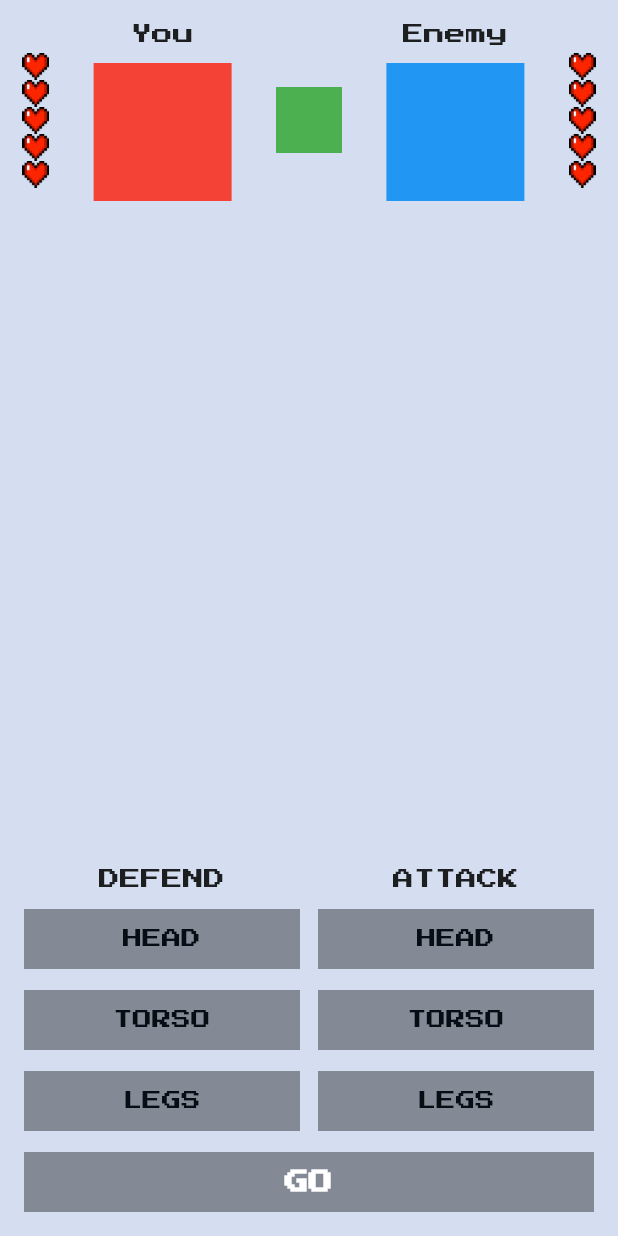
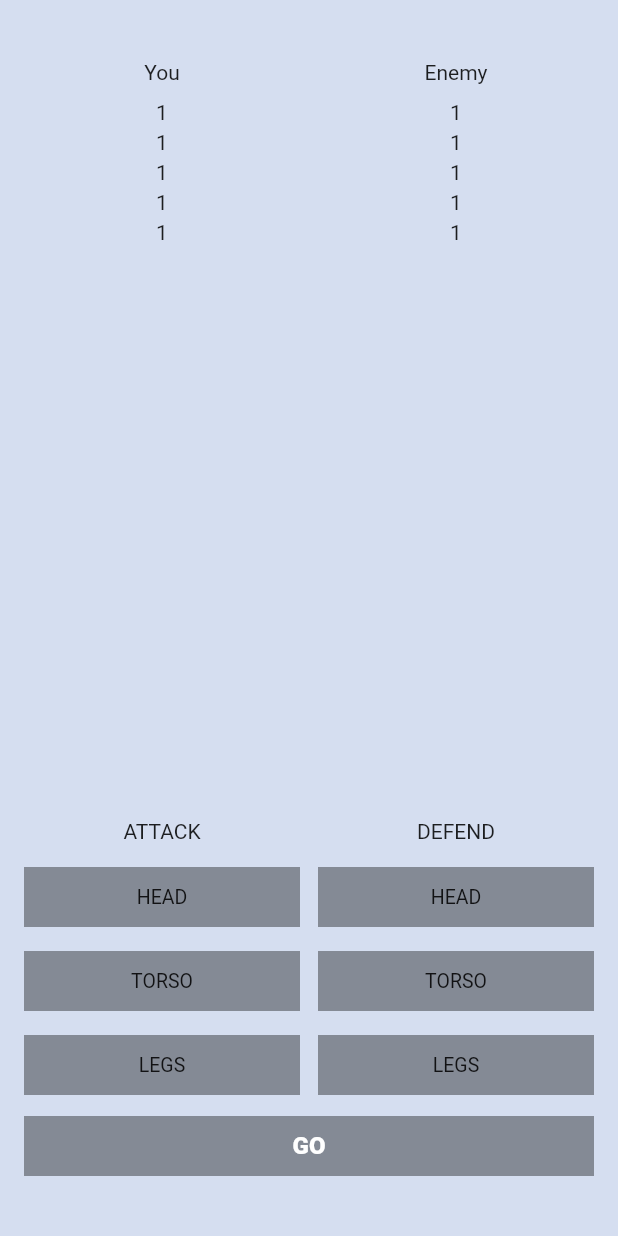
Before and after one commit to erizoo/flutter_fight_club, a Flutter app: the screen it shows after launch, on a phone screen of 412 x 824 dp. Run offline on Flutter 3.47's test engine with Material 2 defaults, Android fonts, the phone set to English and light mode, and no system bars.

Commit message:
- рефакторинг

```diff
--- a/lib/flight_club_icons.dart
+++ /dev/null
@@ -1,7 +0,0 @@
-class FightClubIcons {
-  FightClubIcons._();
-
-  static const headFull = "assets/icons/heart-full.png";
-  static const headEmpty = "assets/icons/heart-empty.png";
-
-}
--- a/lib/main.dart
+++ b/lib/main.dart
@@ -1,213 +1,63 @@
-import 'dart:math';
-
-import 'package:flutter/cupertino.dart';
 import 'package:flutter/material.dart';
-import 'package:flutter_fight_club/flight_club_icons.dart';
-import 'package:google_fonts/google_fonts.dart';
 
 void main() {
   runApp(MyApp());
 }
 
 class MyApp extends StatelessWidget {
+  // This widget is the root of your application.
   @override
   Widget build(BuildContext context) {
     return MaterialApp(
-      theme: ThemeData(
-          textTheme: GoogleFonts.pressStart2pTextTheme(
-        Theme.of(context).textTheme,
-      )),
       home: MyHomePage(),
     );
   }
 }
 
 class MyHomePage extends StatefulWidget {
-  const MyHomePage({Key? key}) : super(key: key);
+  MyHomePage({Key? key}) : super(key: key);
 
   @override
-  MyHomePageState createState() => MyHomePageState();
+  _MyHomePageState createState() => _MyHomePageState();
 }
 
-class MyHomePageState extends State<MyHomePage> {
-  static const maxLives = 5;
-
-  int yourLives = maxLives;
-  int enemyLives = maxLives;
-
+class _MyHomePageState extends State<MyHomePage> {
+  BodyPart? attackingBodyPart;
   BodyPart? defendingBodyPart;
-  BodyPart? attackingBodyPart;
-
-  BodyPart whatEnemyAttacks = BodyPart.random();
-  BodyPart whatEnemyDefends = BodyPart.random();
 
   @override
   Widget build(BuildContext context) {
     return Scaffold(
       backgroundColor: Color.fromRGBO(213, 222, 240, 1),
-      body: SafeArea(
-        child: Column(
+      body: Column(
         children: [
-            FightersInfo(
-              maxLivesCount: maxLives,
-              yourLivesCount: yourLives,
-              enemyLivesCount: enemyLives,
-            ),
-            Expanded(child: SizedBox()),
-            ControlsWidget(
-              defendingBodyPart: defendingBodyPart,
-              selectDefendingBodyPart: _selectDefendingBodyPart,
-              attackingBodyPart: attackingBodyPart,
-              selectAttackingBodyPart: _selectAttackingBodyPart,
-            ),
-            SizedBox(height: 14),
-            GoButton(
-              text: yourLives == 0 || enemyLives == 0 ? "Start new game" : "Go",
-              onTap: _onGoButtonClicked,
-              color: _getGoButtonColor(),
-            ),
-            SizedBox(height: 16)
+          SizedBox(height: 40),
+          Row(
+            children: [
+              SizedBox(width: 16),
+              Expanded(child: Center(child: Text("You"))),
+              SizedBox(width: 12),
+              Expanded(child: Center(child: Text("Enemy"))),
+              SizedBox(width: 16),
             ],
           ),
-      ),
-    );
-  }
-
-  Color _getGoButtonColor() {
-    if (yourLives == 0 || enemyLives == 0) {
-      return const Color.fromRGBO(0, 0, 0, 0.87);
-    } else if (attackingBodyPart == null || defendingBodyPart == null) {
-      return Colors.black38;
-    } else {
-      return Color.fromRGBO(0, 0, 0, 0.87);
-    }
-  }
-
-  void _onGoButtonClicked() {
-    if (yourLives == 0 || enemyLives == 0) {
-      setState(() {
-        yourLives = maxLives;
-        enemyLives = maxLives;
-      });
-    } else if (attackingBodyPart != null && defendingBodyPart != null) {
-      setState(() {
-        final bool enemyLoseLife = attackingBodyPart != whatEnemyDefends;
-        final bool youLoseLife = defendingBodyPart != whatEnemyAttacks;
-        if (enemyLoseLife) {
-          enemyLives -= 1;
-        }
-        if (youLoseLife) {
-          yourLives -= 1;
-        }
-        whatEnemyDefends = BodyPart.random();
-        whatEnemyAttacks = BodyPart.random();
-
-        attackingBodyPart = null;
-        defendingBodyPart = null;
-      });
-    }
-  }
-
-  void _selectDefendingBodyPart(final BodyPart value) {
-    if (yourLives == 0 || enemyLives == 0) {
-      return;
-    }
-    setState(() {
-      defendingBodyPart = value;
-    });
-  }
-
-  void _selectAttackingBodyPart(final BodyPart value) {
-    if (yourLives == 0 || enemyLives == 0) {
-      return;
-    }
-    setState(() {
-      attackingBodyPart = value;
-    });
-  }
-
-}
-
-class GoButton extends StatelessWidget {
-  final String text;
-  final VoidCallback onTap;
-  final Color color;
-
-  const GoButton({
-    Key? key,
-    required this.onTap,
-    required this.color,
-    required this.text,
-  }) : super(key: key);
-
-  @override
-  Widget build(BuildContext context) {
-    return Padding(
-      padding: const EdgeInsets.symmetric(horizontal: 16),
-      child: GestureDetector(
-        onTap: onTap,
-        child: SizedBox(
-          height: 40,
-          child: ColoredBox(
-            color: color,
-            child: Center(
-              child: Text(
-                text.toUpperCase(),
-                style: TextStyle(
-                    fontWeight: FontWeight.w900,
-                    fontSize: 16,
-                    color: Colors.white),
-              ),
-            ),
-          ),
-        ),
-      ),
-    );
-  }
-}
-
-class ControlsWidget extends StatelessWidget {
-  final BodyPart? defendingBodyPart;
-  final ValueSetter<BodyPart> selectDefendingBodyPart;
-  final BodyPart? attackingBodyPart;
-  final ValueSetter<BodyPart> selectAttackingBodyPart;
-
-  const ControlsWidget({
-    Key? key,
-    required this.defendingBodyPart,
-    required this.selectDefendingBodyPart,
-    required this.attackingBodyPart,
-    required this.selectAttackingBodyPart,
-  }) : super(key: key);
-
-  @override
-  Widget build(BuildContext context) {
-    return Row(
-      mainAxisAlignment: MainAxisAlignment.center,
+          SizedBox(height: 11),
+          Row(
             children: [
               SizedBox(width: 16),
               Expanded(
                 child: Column(
                   children: [
-              Text("Defend".toUpperCase()),
-              SizedBox(height: 13),
-              BodyPartButton(
-                bodyPart: BodyPart.head,
-                selected: defendingBodyPart == BodyPart.head,
-                bodyPartSetter: selectDefendingBodyPart,
-              ),
-              SizedBox(height: 14),
-              BodyPartButton(
-                bodyPart: BodyPart.torso,
-                selected: defendingBodyPart == BodyPart.torso,
-                bodyPartSetter: selectDefendingBodyPart,
-              ),
-              SizedBox(height: 14),
-              BodyPartButton(
-                bodyPart: BodyPart.legs,
-                selected: defendingBodyPart == BodyPart.legs,
-                bodyPartSetter: selectDefendingBodyPart,
-              ),
+                    Text("1"),
+                    SizedBox(height: 4),
+                    Text("1"),
+                    SizedBox(height: 4),
+                    Text("1"),
+                    SizedBox(height: 4),
+                    Text("1"),
+                    SizedBox(height: 4),
+                    Text("1"),
+                    SizedBox(height: 4),
                   ],
                 ),
               ),
@@ -215,126 +65,134 @@ class ControlsWidget extends StatelessWidget {
               Expanded(
                 child: Column(
                   children: [
+                    Text("1"),
+                    SizedBox(height: 4),
+                    Text("1"),
+                    SizedBox(height: 4),
+                    Text("1"),
+                    SizedBox(height: 4),
+                    Text("1"),
+                    SizedBox(height: 4),
+                    Text("1"),
+                    SizedBox(height: 4),
+                  ],
+                ),
+              ),
+              SizedBox(width: 16),
+            ],
+          ),
+          Expanded(child: SizedBox()),
+          Row(
+            mainAxisAlignment: MainAxisAlignment.center,
+            children: [
+              SizedBox(width: 16),
+              Expanded(
+                child: Column(
+                  children: [
                     Text("Attack".toUpperCase()),
-              SizedBox(height: 13),
+                    SizedBox(height: 16),
                     BodyPartButton(
                         bodyPart: BodyPart.head,
                         selected: attackingBodyPart == BodyPart.head,
-                bodyPartSetter: selectAttackingBodyPart,
-              ),
-              SizedBox(height: 14),
+                        bodyPartSetter: _selectAttackingBodyPart),
+                    SizedBox(height: 16),
                     BodyPartButton(
                         bodyPart: BodyPart.torso,
                         selected: attackingBodyPart == BodyPart.torso,
-                bodyPartSetter: selectAttackingBodyPart,
-              ),
-              SizedBox(height: 14),
+                        bodyPartSetter: _selectAttackingBodyPart),
+                    SizedBox(height: 16),
                     BodyPartButton(
                         bodyPart: BodyPart.legs,
                         selected: attackingBodyPart == BodyPart.legs,
-                bodyPartSetter: selectAttackingBodyPart,
-              ),
+                        bodyPartSetter: _selectAttackingBodyPart),
                   ],
                 ),
               ),
-        SizedBox(width: 16)
+              SizedBox(width: 12),
+              Expanded(
+                child: Column(
+                  children: [
+                    Text("Defend".toUpperCase()),
+                    SizedBox(height: 16),
+                    BodyPartButton(
+                        bodyPart: BodyPart.head,
+                        selected: defendingBodyPart == BodyPart.head,
+                        bodyPartSetter: _selectDefendingBodyPart),
+                    SizedBox(height: 16),
+                    BodyPartButton(
+                        bodyPart: BodyPart.torso,
+                        selected: defendingBodyPart == BodyPart.torso,
+                        bodyPartSetter: _selectDefendingBodyPart),
+                    SizedBox(height: 16),
+                    BodyPartButton(
+                        bodyPart: BodyPart.legs,
+                        selected: defendingBodyPart == BodyPart.legs,
+                        bodyPartSetter: _selectDefendingBodyPart),
                   ],
+                ),
+              ),
+              SizedBox(width: 16),
+            ],
+          ),
+          SizedBox(height: 14),
+          Row(
+            children: [
+              SizedBox(width: 16),
+              Expanded(
+                child: GestureDetector(
+                  onTap: () => _clearAllButtons(),
+                  child: SizedBox(
+                    height: 40,
+                    child: ColoredBox(
+                      color: _allSelected()
+                          ? Colors.black87
+                          : Color.fromRGBO(0, 0, 0, 0.38),
+                      child: Center(
+                        child: Text(
+                          "Go".toUpperCase(),
+                          textAlign: TextAlign.center,
+                          style: TextStyle(
+                              fontSize: 16,
+                              fontWeight: FontWeight.w900,
+                              color: Colors.white),
+                        ),
+                      ),
+                    ),
+                  ),
+                ),
+              ),
+              SizedBox(width: 16),
+            ],
+          ),
+          SizedBox(height: 40)
+        ],
+      ), // This trailing comma makes auto-formatting nicer for build methods.
     );
   }
+
+  void _selectAttackingBodyPart(BodyPart value) {
+    setState(() {
+      attackingBodyPart = value;
+    });
   }
 
-class FightersInfo extends StatelessWidget {
-  final int maxLivesCount;
-  final int yourLivesCount;
-  final int enemyLivesCount;
-
-  const FightersInfo({
-    Key? key,
-    required this.maxLivesCount,
-    required this.yourLivesCount,
-    required this.enemyLivesCount,
-  }) : super(key: key);
-
-  @override
-  Widget build(BuildContext context) {
-    return SizedBox(
-      height: 160,
-      child: Row(
-        mainAxisAlignment: MainAxisAlignment.spaceAround,
-        children: [
-          LivesWidget(
-              overallLivesCount: maxLivesCount,
-              currentLivesCount: yourLivesCount),
-          Column(
-            children: [
-              const SizedBox(height: 16),
-              Text("You"),
-              const SizedBox(height: 12),
-              ColoredBox(
-                color: Colors.red,
-                child: SizedBox(height: 92, width: 92),
-              )
-            ],
-          ),
-          ColoredBox(
-            color: Colors.green,
-            child: SizedBox(height: 44, width: 44),
-          ),
-          Column(
-            children: [
-              const SizedBox(height: 16),
-              Text("Enemy"),
-              const SizedBox(height: 12),
-              ColoredBox(
-                color: Colors.blue,
-                child: SizedBox(height: 92, width: 92),
-              )
-            ],
-          ),
-          LivesWidget(
-              overallLivesCount: maxLivesCount,
-              currentLivesCount: enemyLivesCount)
-        ],
-      ),
-    );
-  }
+  void _selectDefendingBodyPart(BodyPart value) {
+    setState(() {
+      defendingBodyPart = value;
+    });
   }
 
-class LivesWidget extends StatelessWidget {
-  final int overallLivesCount;
-  final int currentLivesCount;
+  bool _allSelected() {
+    return attackingBodyPart != null && defendingBodyPart != null;
+  }
 
-  const LivesWidget({
-    Key? key,
-    required this.overallLivesCount,
-    required this.currentLivesCount,
-  })  : assert(overallLivesCount >= 1),
-        assert(currentLivesCount >= 0),
-        assert(currentLivesCount <= overallLivesCount),
-        super(key: key);
-
-  @override
-  Widget build(BuildContext context) {
-    return Column(
-      mainAxisSize: MainAxisSize.min,
-      children: List.generate(overallLivesCount, (index) {
-        if (index < currentLivesCount) {
-          // return Text("1");
-          return Image.asset(
-            FightClubIcons.headFull,
-            width: 18,
-            height: 18,
-          );
-        } else {
-          // return Text("0");
-          return Image.asset(
-            FightClubIcons.headEmpty,
-            width: 18,
-            height: 18,
-          );
+  void _clearAllButtons() {
+    if (_allSelected()) {
+      setState(() {
+        attackingBodyPart = null;
+        defendingBodyPart = null;
+      });
     }
-      }),
-    );
   }
 }
 
@@ -350,12 +208,6 @@ class BodyPart {
   @override
   String toString() {
     return 'BodyPart{name: $name}';
-  }
-
-  static const List<BodyPart> _values = [head, torso, legs];
-
-  static BodyPart random() {
-    return _values[Random().nextInt(_values.length)];
   }
 }
 
@@ -375,22 +227,28 @@ class BodyPartButton extends StatelessWidget {
   Widget build(BuildContext context) {
     return GestureDetector(
       onTap: () => bodyPartSetter(bodyPart),
+      child: Row(
+        children: [
+          Expanded(
             child: SizedBox(
               height: 40,
               child: ColoredBox(
                 color:
-              selected ? const Color.fromRGBO(28, 121, 206, 1) : Colors.black38,
+                selected ? Color.fromRGBO(28, 121, 206, 1) : Colors.black38,
                 child: Center(
                   child: Text(
                     bodyPart.name.toUpperCase(),
                     style: TextStyle(
+                      fontWeight: FontWeight.w400,
                       fontSize: 13,
-                  color:
-                      selected ? Colors.white : Color.fromRGBO(6, 13, 20, 1)),
                     ),
                   ),
                 ),
               ),
+            ),
+          ),
+        ],
+      ),
     );
   }
 }
```
Also changed, not shown: assets/icons/enemy-avatar.png (deleted), assets/icons/heart-empty.png (deleted), assets/icons/heart-full.png (deleted), assets/icons/you-avatar.png (deleted), 3 other files. Lines whose indentation alone changed are shown as unchanged.
